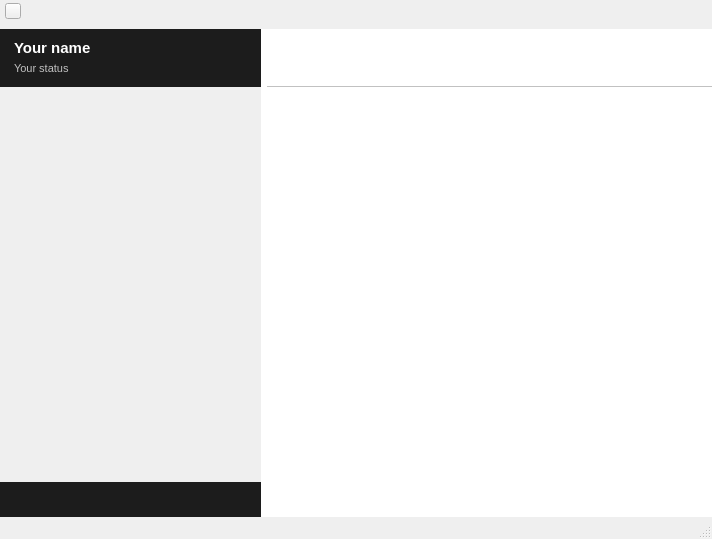
The window that mainwindow.ui (qTox/qTox) describes before a commit, drawn with Qt 5.
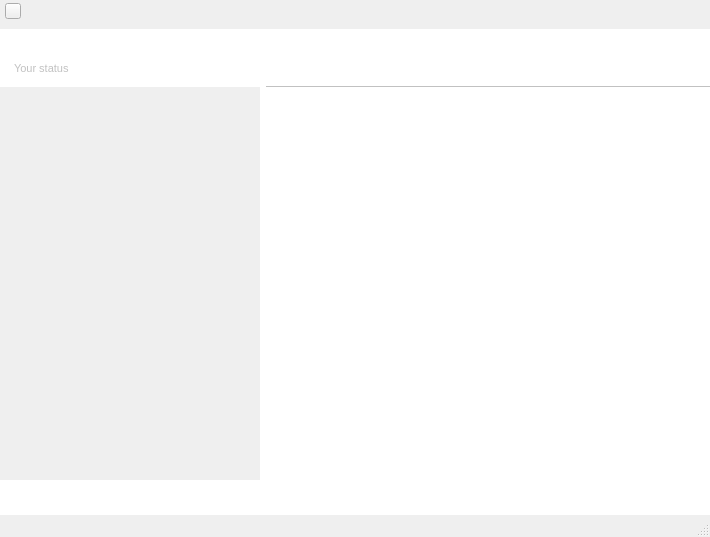
The same window after the commit. Icons and pictures are not drawn. Custom widgets are drawn as their Qt base class.

Commit message: statusPanel: css, cleanup

What changed in the file:
```diff
--- a/mainwindow.ui
+++ b/mainwindow.ui
@@ -6,8 +6,8 @@
    <rect>
     <x>0</x>
     <y>0</y>
-    <width>712</width>
-    <height>539</height>
+    <width>710</width>
+    <height>537</height>
    </rect>
   </property>
   <property name="minimumSize">
@@ -548,458 +548,13 @@
       <property name="childrenCollapsible">
        <bool>false</bool>
       </property>
-      <widget class="QWidget" name="statusPanel" native="true">
+      <widget class="QFrame" name="statusPanel">
        <property name="sizePolicy">
         <sizepolicy hsizetype="MinimumExpanding" vsizetype="Preferred">
          <horstretch>0</horstretch>
          <verstretch>0</verstretch>
         </sizepolicy>
        </property>
-       <property name="palette">
-        <palette>
-         <active>
-          <colorrole role="WindowText">
-           <brush brushstyle="SolidPattern">
-            <color alpha="255">
-             <red>255</red>
-             <green>255</green>
-             <blue>255</blue>
-            </color>
-           </brush>
-          </colorrole>
-          <colorrole role="Button">
-           <brush brushstyle="SolidPattern">
-            <color alpha="255">
-             <red>28</red>
-             <green>28</green>
-             <blue>28</blue>
-            </color>
-           </brush>
-          </colorrole>
-          <colorrole role="Light">
-           <brush brushstyle="SolidPattern">
-            <color alpha="255">
-             <red>42</red>
-             <green>42</green>
-             <blue>42</blue>
-            </color>
-           </brush>
-          </colorrole>
-          <colorrole role="Midlight">
-           <brush brushstyle="SolidPattern">
-            <color alpha="255">
-             <red>35</red>
-             <green>35</green>
-             <blue>35</blue>
-            </color>
-           </brush>
-          </colorrole>
-          <colorrole role="Dark">
-           <brush brushstyle="SolidPattern">
-            <color alpha="255">
-             <red>14</red>
-             <green>14</green>
-             <blue>14</blue>
-            </color>
-           </brush>
-          </colorrole>
-          <colorrole role="Mid">
-           <brush brushstyle="SolidPattern">
-            <color alpha="255">
-             <red>18</red>
-             <green>18</green>
-             <blue>18</blue>
-            </color>
-           </brush>
-          </colorrole>
-          <colorrole role="Text">
-           <brush brushstyle="SolidPattern">
-            <color alpha="255">
-             <red>255</red>
-             <green>255</green>
-             <blue>255</blue>
-            </color>
-           </brush>
-          </colorrole>
-          <colorrole role="BrightText">
-           <brush brushstyle="SolidPattern">
-            <color alpha="255">
-             <red>255</red>
-             <green>255</green>
-             <blue>255</blue>
-            </color>
-           </brush>
-          </colorrole>
-          <colorrole role="ButtonText">
-           <brush brushstyle="SolidPattern">
-            <color alpha="255">
-             <red>255</red>
-             <green>255</green>
-             <blue>255</blue>
-            </color>
-           </brush>
-          </colorrole>
-          <colorrole role="Base">
-           <brush brushstyle="SolidPattern">
-            <color alpha="255">
-             <red>0</red>
-             <green>0</green>
-             <blue>0</blue>
-            </color>
-           </brush>
-          </colorrole>
-          <colorrole role="Window">
-           <brush brushstyle="SolidPattern">
-            <color alpha="255">
-             <red>28</red>
-             <green>28</green>
-             <blue>28</blue>
-            </color>
-           </brush>
-          </colorrole>
-          <colorrole role="Shadow">
-           <brush brushstyle="SolidPattern">
-            <color alpha="255">
-             <red>0</red>
-             <green>0</green>
-             <blue>0</blue>
-            </color>
-           </brush>
-          </colorrole>
-          <colorrole role="AlternateBase">
-           <brush brushstyle="SolidPattern">
-            <color alpha="255">
-             <red>14</red>
-             <green>14</green>
-             <blue>14</blue>
-            </color>
-           </brush>
-          </colorrole>
-          <colorrole role="NoRole">
-           <brush brushstyle="SolidPattern">
-            <color alpha="255">
-             <red>28</red>
-             <green>28</green>
-             <blue>28</blue>
-            </color>
-           </brush>
-          </colorrole>
-          <colorrole role="ToolTipBase">
-           <brush brushstyle="SolidPattern">
-            <color alpha="255">
-             <red>255</red>
-             <green>255</green>
-             <blue>220</blue>
-            </color>
-           </brush>
-          </colorrole>
-          <colorrole role="ToolTipText">
-           <brush brushstyle="SolidPattern">
-            <color alpha="255">
-             <red>0</red>
-             <green>0</green>
-             <blue>0</blue>
-            </color>
-           </brush>
-          </colorrole>
-         </active>
-         <inactive>
-          <colorrole role="WindowText">
-           <brush brushstyle="SolidPattern">
-            <color alpha="255">
-             <red>255</red>
-             <green>255</green>
-             <blue>255</blue>
-            </color>
-           </brush>
-          </colorrole>
-          <colorrole role="Button">
-           <brush brushstyle="SolidPattern">
-            <color alpha="255">
-             <red>28</red>
-             <green>28</green>
-             <blue>28</blue>
-            </color>
-           </brush>
-          </colorrole>
-          <colorrole role="Light">
-           <brush brushstyle="SolidPattern">
-            <color alpha="255">
-             <red>42</red>
-             <green>42</green>
-             <blue>42</blue>
-            </color>
-           </brush>
-          </colorrole>
-          <colorrole role="Midlight">
-           <brush brushstyle="SolidPattern">
-            <color alpha="255">
-             <red>35</red>
-             <green>35</green>
-             <blue>35</blue>
-            </color>
-           </brush>
-          </colorrole>
-          <colorrole role="Dark">
-           <brush brushstyle="SolidPattern">
-            <color alpha="255">
-             <red>14</red>
-             <green>14</green>
-             <blue>14</blue>
-            </color>
-           </brush>
-          </colorrole>
-          <colorrole role="Mid">
-           <brush brushstyle="SolidPattern">
-            <color alpha="255">
-             <red>18</red>
-             <green>18</green>
-             <blue>18</blue>
-            </color>
-           </brush>
-          </colorrole>
-          <colorrole role="Text">
-           <brush brushstyle="SolidPattern">
-            <color alpha="255">
-             <red>255</red>
-             <green>255</green>
-             <blue>255</blue>
-            </color>
-           </brush>
-          </colorrole>
-          <colorrole role="BrightText">
-           <brush brushstyle="SolidPattern">
-            <color alpha="255">
-             <red>255</red>
-             <green>255</green>
-             <blue>255</blue>
-            </color>
-           </brush>
-          </colorrole>
-          <colorrole role="ButtonText">
-           <brush brushstyle="SolidPattern">
-            <color alpha="255">
-             <red>255</red>
-             <green>255</green>
-             <blue>255</blue>
-            </color>
-           </brush>
-          </colorrole>
-          <colorrole role="Base">
-           <brush brushstyle="SolidPattern">
-            <color alpha="255">
-             <red>0</red>
-             <green>0</green>
-             <blue>0</blue>
-            </color>
-           </brush>
-          </colorrole>
-          <colorrole role="Window">
-           <brush brushstyle="SolidPattern">
-            <color alpha="255">
-             <red>28</red>
-             <green>28</green>
-             <blue>28</blue>
-            </color>
-           </brush>
-          </colorrole>
-          <colorrole role="Shadow">
-           <brush brushstyle="SolidPattern">
-            <color alpha="255">
-             <red>0</red>
-             <green>0</green>
-             <blue>0</blue>
-            </color>
-           </brush>
-          </colorrole>
-          <colorrole role="AlternateBase">
-           <brush brushstyle="SolidPattern">
-            <color alpha="255">
-             <red>14</red>
-             <green>14</green>
-             <blue>14</blue>
-            </color>
-           </brush>
-          </colorrole>
-          <colorrole role="NoRole">
-           <brush brushstyle="SolidPattern">
-            <color alpha="255">
-             <red>28</red>
-             <green>28</green>
-             <blue>28</blue>
-            </color>
-           </brush>
-          </colorrole>
-          <colorrole role="ToolTipBase">
-           <brush brushstyle="SolidPattern">
-            <color alpha="255">
-             <red>255</red>
-             <green>255</green>
-             <blue>220</blue>
-            </color>
-           </brush>
-          </colorrole>
-          <colorrole role="ToolTipText">
-           <brush brushstyle="SolidPattern">
-            <color alpha="255">
-             <red>0</red>
-             <green>0</green>
-             <blue>0</blue>
-            </color>
-           </brush>
-          </colorrole>
-         </inactive>
-         <disabled>
-          <colorrole role="WindowText">
-           <brush brushstyle="SolidPattern">
-            <color alpha="255">
-             <red>14</red>
-             <green>14</green>
-             <blue>14</blue>
-            </color>
-           </brush>
-          </colorrole>
-          <colorrole role="Button">
-           <brush brushstyle="SolidPattern">
-            <color alpha="255">
-             <red>28</red>
-             <green>28</green>
-             <blue>28</blue>
-            </color>
-           </brush>
-          </colorrole>
-          <colorrole role="Light">
-           <brush brushstyle="SolidPattern">
-            <color alpha="255">
-             <red>42</red>
-             <green>42</green>
-             <blue>42</blue>
-            </color>
-           </brush>
-          </colorrole>
-          <colorrole role="Midlight">
-           <brush brushstyle="SolidPattern">
-            <color alpha="255">
-             <red>35</red>
-             <green>35</green>
-             <blue>35</blue>
-            </color>
-           </brush>
-          </colorrole>
-          <colorrole role="Dark">
-           <brush brushstyle="SolidPattern">
-            <color alpha="255">
-             <red>14</red>
-             <green>14</green>
-             <blue>14</blue>
-            </color>
-           </brush>
-          </colorrole>
-          <colorrole role="Mid">
-           <brush brushstyle="SolidPattern">
-            <color alpha="255">
-             <red>18</red>
-             <green>18</green>
-             <blue>18</blue>
-            </color>
-           </brush>
-          </colorrole>
-          <colorrole role="Text">
-           <brush brushstyle="SolidPattern">
-            <color alpha="255">
-             <red>14</red>
-             <green>14</green>
-             <blue>14</blue>
-            </color>
-           </brush>
-          </colorrole>
-          <colorrole role="BrightText">
-           <brush brushstyle="SolidPattern">
-            <color alpha="255">
-             <red>255</red>
-             <green>255</green>
-             <blue>255</blue>
-            </color>
-           </brush>
-          </colorrole>
-          <colorrole role="ButtonText">
-           <brush brushstyle="SolidPattern">
-            <color alpha="255">
-             <red>14</red>
-             <green>14</green>
-             <blue>14</blue>
-            </color>
-           </brush>
-          </colorrole>
-          <colorrole role="Base">
-           <brush brushstyle="SolidPattern">
-            <color alpha="255">
-             <red>28</red>
-             <green>28</green>
-             <blue>28</blue>
-            </color>
-           </brush>
-          </colorrole>
-          <colorrole role="Window">
-           <brush brushstyle="SolidPattern">
-            <color alpha="255">
-             <red>28</red>
-             <green>28</green>
-             <blue>28</blue>
-            </color>
-           </brush>
-          </colorrole>
-          <colorrole role="Shadow">
-           <brush brushstyle="SolidPattern">
-            <color alpha="255">
-             <red>0</red>
-             <green>0</green>
-             <blue>0</blue>
-            </color>
-           </brush>
-          </colorrole>
-          <colorrole role="AlternateBase">
-           <brush brushstyle="SolidPattern">
-            <color alpha="255">
-             <red>28</red>
-             <green>28</green>
-             <blue>28</blue>
-            </color>
-           </brush>
-          </colorrole>
-          <colorrole role="NoRole">
-           <brush brushstyle="SolidPattern">
-            <color alpha="255">
-             <red>28</red>
-             <green>28</green>
-             <blue>28</blue>
-            </color>
-           </brush>
-          </colorrole>
-          <colorrole role="ToolTipBase">
-           <brush brushstyle="SolidPattern">
-            <color alpha="255">
-             <red>255</red>
-             <green>255</green>
-             <blue>220</blue>
-            </color>
-           </brush>
-          </colorrole>
-          <colorrole role="ToolTipText">
-           <brush brushstyle="SolidPattern">
-            <color alpha="255">
-             <red>0</red>
-             <green>0</green>
-             <blue>0</blue>
-            </color>
-           </brush>
-          </colorrole>
-         </disabled>
-        </palette>
-       </property>
-       <property name="autoFillBackground">
-        <bool>true</bool>
-       </property>
        <layout class="QVBoxLayout" name="verticalLayout_3">
         <property name="spacing">
          <number>0</number>
@@ -1027,424 +582,6 @@
             <verstretch>0</verstretch>
            </sizepolicy>
           </property>
-          <property name="palette">
-           <palette>
-            <active>
-             <colorrole role="WindowText">
-              <brush brushstyle="SolidPattern">
-               <color alpha="255">
-                <red>255</red>
-                <green>255</green>
-                <blue>255</blue>
-               </color>
-              </brush>
-             </colorrole>
-             <colorrole role="Button">
-              <brush brushstyle="SolidPattern">
-               <color alpha="255">
-                <red>28</red>
-                <green>28</green>
-                <blue>28</blue>
-               </color>
-              </brush>
-             </colorrole>
-             <colorrole role="Light">
-              <brush brushstyle="SolidPattern">
-               <color alpha="255">
-                <red>42</red>
-                <green>42</green>
-                <blue>42</blue>
-               </color>
-              </brush>
-             </colorrole>
-             <colorrole role="Midlight">
-              <brush brushstyle="SolidPattern">
-               <color alpha="255">
-                <red>35</red>
-                <green>35</green>
-                <blue>35</blue>
-               </color>
-              </brush>
-             </colorrole>
-             <colorrole role="Dark">
-              <brush brushstyle="SolidPattern">
-               <color alpha="255">
-                <red>14</red>
-                <green>14</green>
-                <blue>14</blue>
-               </color>
-              </brush>
-             </colorrole>
-             <colorrole role="Mid">
-              <brush brushstyle="SolidPattern">
-               <color alpha="255">
-                <red>18</red>
-                <green>18</green>
-                <blue>18</blue>
-               </color>
-              </brush>
-             </colorrole>
-             <colorrole role="Text">
-              <brush brushstyle="SolidPattern">
-               <color alpha="255">
-                <red>255</red>
-                <green>255</green>
-                <blue>255</blue>
-               </color>
-              </brush>
-             </colorrole>
-             <colorrole role="BrightText">
-              <brush brushstyle="SolidPattern">
-               <color alpha="255">
-                <red>255</red>
-                <green>255</green>
-                <blue>255</blue>
-               </color>
-              </brush>
-             </colorrole>
-             <colorrole role="ButtonText">
-              <brush brushstyle="SolidPattern">
-               <color alpha="255">
-                <red>255</red>
-                <green>255</green>
-                <blue>255</blue>
-               </color>
-              </brush>
-             </colorrole>
-             <colorrole role="Base">
-              <brush brushstyle="SolidPattern">
-               <color alpha="255">
-                <red>0</red>
-                <green>0</green>
-                <blue>0</blue>
-               </color>
-              </brush>
-             </colorrole>
-             <colorrole role="Window">
-              <brush brushstyle="SolidPattern">
-               <color alpha="255">
-                <red>28</red>
-                <green>28</green>
-                <blue>28</blue>
-               </color>
-              </brush>
-             </colorrole>
-             <colorrole role="Shadow">
-              <brush brushstyle="SolidPattern">
-               <color alpha="255">
-                <red>0</red>
-                <green>0</green>
-                <blue>0</blue>
-               </color>
-              </brush>
-             </colorrole>
-             <colorrole role="AlternateBase">
-              <brush brushstyle="SolidPattern">
-               <color alpha="255">
-                <red>14</red>
-                <green>14</green>
-                <blue>14</blue>
-               </color>
-              </brush>
-             </colorrole>
-             <colorrole role="ToolTipBase">
-              <brush brushstyle="SolidPattern">
-               <color alpha="255">
-                <red>255</red>
-                <green>255</green>
-                <blue>220</blue>
-               </color>
-              </brush>
-             </colorrole>
-             <colorrole role="ToolTipText">
-              <brush brushstyle="SolidPattern">
-               <color alpha="255">
-                <red>0</red>
-                <green>0</green>
-                <blue>0</blue>
-               </color>
-              </brush>
-             </colorrole>
-            </active>
-            <inactive>
-             <colorrole role="WindowText">
-              <brush brushstyle="SolidPattern">
-               <color alpha="255">
-                <red>255</red>
-                <green>255</green>
-                <blue>255</blue>
-               </color>
-              </brush>
-             </colorrole>
-             <colorrole role="Button">
-              <brush brushstyle="SolidPattern">
-               <color alpha="255">
-                <red>28</red>
-                <green>28</green>
-                <blue>28</blue>
-               </color>
-              </brush>
-             </colorrole>
-             <colorrole role="Light">
-              <brush brushstyle="SolidPattern">
-               <color alpha="255">
-                <red>42</red>
-                <green>42</green>
-                <blue>42</blue>
-               </color>
-              </brush>
-             </colorrole>
-             <colorrole role="Midlight">
-              <brush brushstyle="SolidPattern">
-               <color alpha="255">
-                <red>35</red>
-                <green>35</green>
-                <blue>35</blue>
-               </color>
-              </brush>
-             </colorrole>
-             <colorrole role="Dark">
-              <brush brushstyle="SolidPattern">
-               <color alpha="255">
-                <red>14</red>
-                <green>14</green>
-                <blue>14</blue>
-               </color>
-              </brush>
-             </colorrole>
-             <colorrole role="Mid">
-              <brush brushstyle="SolidPattern">
-               <color alpha="255">
-                <red>18</red>
-                <green>18</green>
-                <blue>18</blue>
-               </color>
-              </brush>
-             </colorrole>
-             <colorrole role="Text">
-              <brush brushstyle="SolidPattern">
-               <color alpha="255">
-                <red>255</red>
-                <green>255</green>
-                <blue>255</blue>
-               </color>
-              </brush>
-             </colorrole>
-             <colorrole role="BrightText">
-              <brush brushstyle="SolidPattern">
-               <color alpha="255">
-                <red>255</red>
-                <green>255</green>
-                <blue>255</blue>
-               </color>
-              </brush>
-             </colorrole>
-             <colorrole role="ButtonText">
-              <brush brushstyle="SolidPattern">
-               <color alpha="255">
-                <red>255</red>
-                <green>255</green>
-                <blue>255</blue>
-               </color>
-              </brush>
-             </colorrole>
-             <colorrole role="Base">
-              <brush brushstyle="SolidPattern">
-               <color alpha="255">
-                <red>0</red>
-                <green>0</green>
-                <blue>0</blue>
-               </color>
-              </brush>
-             </colorrole>
-             <colorrole role="Window">
-              <brush brushstyle="SolidPattern">
-               <color alpha="255">
-                <red>28</red>
-                <green>28</green>
-                <blue>28</blue>
-               </color>
-              </brush>
-             </colorrole>
-             <colorrole role="Shadow">
-              <brush brushstyle="SolidPattern">
-               <color alpha="255">
-                <red>0</red>
-                <green>0</green>
-                <blue>0</blue>
-               </color>
-              </brush>
-             </colorrole>
-             <colorrole role="AlternateBase">
-              <brush brushstyle="SolidPattern">
-               <color alpha="255">
-                <red>14</red>
-                <green>14</green>
-                <blue>14</blue>
-               </color>
-              </brush>
-             </colorrole>
-             <colorrole role="ToolTipBase">
-              <brush brushstyle="SolidPattern">
-               <color alpha="255">
-                <red>255</red>
-                <green>255</green>
-                <blue>220</blue>
-               </color>
-              </brush>
-             </colorrole>
-             <colorrole role="ToolTipText">
-              <brush brushstyle="SolidPattern">
-               <color alpha="255">
-                <red>0</red>
-                <green>0</green>
-                <blue>0</blue>
-               </color>
-              </brush>
-             </colorrole>
-            </inactive>
-            <disabled>
-             <colorrole role="WindowText">
-              <brush brushstyle="SolidPattern">
-               <color alpha="255">
-                <red>14</red>
-                <green>14</green>
-                <blue>14</blue>
-               </color>
-              </brush>
-             </colorrole>
-             <colorrole role="Button">
-              <brush brushstyle="SolidPattern">
-               <color alpha="255">
-                <red>28</red>
-                <green>28</green>
-                <blue>28</blue>
-               </color>
-              </brush>
-             </colorrole>
-             <colorrole role="Light">
-              <brush brushstyle="SolidPattern">
-               <color alpha="255">
-                <red>42</red>
-                <green>42</green>
-                <blue>42</blue>
-               </color>
-              </brush>
-             </colorrole>
-             <colorrole role="Midlight">
-              <brush brushstyle="SolidPattern">
-               <color alpha="255">
-                <red>35</red>
-                <green>35</green>
-                <blue>35</blue>
-               </color>
-              </brush>
-             </colorrole>
-             <colorrole role="Dark">
-              <brush brushstyle="SolidPattern">
-               <color alpha="255">
-                <red>14</red>
-                <green>14</green>
-                <blue>14</blue>
-               </color>
-              </brush>
-             </colorrole>
-             <colorrole role="Mid">
-              <brush brushstyle="SolidPattern">
-               <color alpha="255">
-                <red>18</red>
-                <green>18</green>
-                <blue>18</blue>
-               </color>
-              </brush>
-             </colorrole>
-             <colorrole role="Text">
-              <brush brushstyle="SolidPattern">
-               <color alpha="255">
-                <red>14</red>
-                <green>14</green>
-                <blue>14</blue>
-               </color>
-              </brush>
-             </colorrole>
-             <colorrole role="BrightText">
-              <brush brushstyle="SolidPattern">
-               <color alpha="255">
-                <red>255</red>
-                <green>255</green>
-                <blue>255</blue>
-               </color>
-              </brush>
-             </colorrole>
-             <colorrole role="ButtonText">
-              <brush brushstyle="SolidPattern">
-               <color alpha="255">
-                <red>14</red>
-                <green>14</green>
-                <blue>14</blue>
-               </color>
-              </brush>
-             </colorrole>
-             <colorrole role="Base">
-              <brush brushstyle="SolidPattern">
-               <color alpha="255">
-                <red>28</red>
-                <green>28</green>
-                <blue>28</blue>
-               </color>
-              </brush>
-             </colorrole>
-             <colorrole role="Window">
-              <brush brushstyle="SolidPattern">
-               <color alpha="255">
-                <red>28</red>
-                <green>28</green>
-                <blue>28</blue>
-               </color>
-              </brush>
-             </colorrole>
-             <colorrole role="Shadow">
-              <brush brushstyle="SolidPattern">
-               <color alpha="255">
-                <red>0</red>
-                <green>0</green>
-                <blue>0</blue>
-               </color>
-              </brush>
-             </colorrole>
-             <colorrole role="AlternateBase">
-              <brush brushstyle="SolidPattern">
-               <color alpha="255">
-                <red>28</red>
-                <green>28</green>
-                <blue>28</blue>
-               </color>
-              </brush>
-             </colorrole>
-             <colorrole role="ToolTipBase">
-              <brush brushstyle="SolidPattern">
-               <color alpha="255">
-                <red>255</red>
-                <green>255</green>
-                <blue>220</blue>
-               </color>
-              </brush>
-             </colorrole>
-             <colorrole role="ToolTipText">
-              <brush brushstyle="SolidPattern">
-               <color alpha="255">
-                <red>0</red>
-                <green>0</green>
-                <blue>0</blue>
-               </color>
-              </brush>
-             </colorrole>
-            </disabled>
-           </palette>
-          </property>
-          <property name="autoFillBackground">
-           <bool>true</bool>
-          </property>
           <layout class="QGridLayout" name="gridLayout_2">
            <item row="0" column="0">
             <layout class="QHBoxLayout" name="horizontalLayout_3">
@@ -2083,8 +1220,8 @@
             <rect>
              <x>0</x>
              <y>0</y>
-             <width>261</width>
-             <height>373</height>
+             <width>288</width>
+             <height>371</height>
             </rect>
            </property>
            <layout class="QVBoxLayout" name="verticalLayout_5"/>
@@ -2102,424 +1239,6 @@
             <verstretch>0</verstretch>
            </sizepolicy>
           </property>
-          <property name="palette">
-           <palette>
-            <active>
-             <colorrole role="WindowText">
-              <brush brushstyle="SolidPattern">
-               <color alpha="255">
-                <red>255</red>
-                <green>255</green>
-                <blue>255</blue>
-               </color>
-              </brush>
-             </colorrole>
-             <colorrole role="Button">
-              <brush brushstyle="SolidPattern">
-               <color alpha="255">
-                <red>28</red>
-                <green>28</green>
-                <blue>28</blue>
-               </color>
-              </brush>
-             </colorrole>
-             <colorrole role="Light">
-              <brush brushstyle="SolidPattern">
-               <color alpha="255">
-                <red>42</red>
-                <green>42</green>
-                <blue>42</blue>
-               </color>
-              </brush>
-             </colorrole>
-             <colorrole role="Midlight">
-              <brush brushstyle="SolidPattern">
-               <color alpha="255">
-                <red>35</red>
-                <green>35</green>
-                <blue>35</blue>
-               </color>
-              </brush>
-             </colorrole>
-             <colorrole role="Dark">
-              <brush brushstyle="SolidPattern">
-               <color alpha="255">
-                <red>14</red>
-                <green>14</green>
-                <blue>14</blue>
-               </color>
-              </brush>
-             </colorrole>
-             <colorrole role="Mid">
-              <brush brushstyle="SolidPattern">
-               <color alpha="255">
-                <red>18</red>
-                <green>18</green>
-                <blue>18</blue>
-               </color>
-              </brush>
-             </colorrole>
-             <colorrole role="Text">
-              <brush brushstyle="SolidPattern">
-               <color alpha="255">
-                <red>255</red>
-                <green>255</green>
-                <blue>255</blue>
-               </color>
-              </brush>
-             </colorrole>
-             <colorrole role="BrightText">
-              <brush brushstyle="SolidPattern">
-               <color alpha="255">
-                <red>255</red>
-                <green>255</green>
-                <blue>255</blue>
-               </color>
-              </brush>
-             </colorrole>
-             <colorrole role="ButtonText">
-              <brush brushstyle="SolidPattern">
-               <color alpha="255">
-                <red>255</red>
-                <green>255</green>
-                <blue>255</blue>
-               </color>
-              </brush>
-             </colorrole>
-             <colorrole role="Base">
-              <brush brushstyle="SolidPattern">
-               <color alpha="255">
-                <red>0</red>
-                <green>0</green>
-                <blue>0</blue>
-               </color>
-              </brush>
-             </colorrole>
-             <colorrole role="Window">
-              <brush brushstyle="SolidPattern">
-               <color alpha="255">
-                <red>28</red>
-                <green>28</green>
-                <blue>28</blue>
-               </color>
-              </brush>
-             </colorrole>
-             <colorrole role="Shadow">
-              <brush brushstyle="SolidPattern">
-               <color alpha="255">
-                <red>0</red>
-                <green>0</green>
-                <blue>0</blue>
-               </color>
-              </brush>
-             </colorrole>
-             <colorrole role="AlternateBase">
-              <brush brushstyle="SolidPattern">
-               <color alpha="255">
-                <red>14</red>
-                <green>14</green>
-                <blue>14</blue>
-               </color>
-              </brush>
-             </colorrole>
-             <colorrole role="ToolTipBase">
-              <brush brushstyle="SolidPattern">
-               <color alpha="255">
-                <red>255</red>
-                <green>255</green>
-                <blue>220</blue>
-               </color>
-              </brush>
-             </colorrole>
-             <colorrole role="ToolTipText">
-              <brush brushstyle="SolidPattern">
-               <color alpha="255">
-                <red>0</red>
-                <green>0</green>
-                <blue>0</blue>
-               </color>
-              </brush>
-             </colorrole>
-            </active>
-            <inactive>
-             <colorrole role="WindowText">
-              <brush brushstyle="SolidPattern">
-               <color alpha="255">
-                <red>255</red>
-                <green>255</green>
-                <blue>255</blue>
-               </color>
-              </brush>
-             </colorrole>
-             <colorrole role="Button">
-              <brush brushstyle="SolidPattern">
-               <color alpha="255">
-                <red>28</red>
-                <green>28</green>
-                <blue>28</blue>
-               </color>
-              </brush>
-             </colorrole>
-             <colorrole role="Light">
-              <brush brushstyle="SolidPattern">
-               <color alpha="255">
-                <red>42</red>
-                <green>42</green>
-                <blue>42</blue>
-               </color>
-              </brush>
-             </colorrole>
-             <colorrole role="Midlight">
-              <brush brushstyle="SolidPattern">
-               <color alpha="255">
-                <red>35</red>
-                <green>35</green>
-                <blue>35</blue>
-               </color>
-              </brush>
-             </colorrole>
-             <colorrole role="Dark">
-              <brush brushstyle="SolidPattern">
-               <color alpha="255">
-                <red>14</red>
-                <green>14</green>
-                <blue>14</blue>
-               </color>
-              </brush>
-             </colorrole>
-             <colorrole role="Mid">
-              <brush brushstyle="SolidPattern">
-               <color alpha="255">
-                <red>18</red>
-                <green>18</green>
-                <blue>18</blue>
-               </color>
-              </brush>
-             </colorrole>
-             <colorrole role="Text">
-              <brush brushstyle="SolidPattern">
-               <color alpha="255">
-                <red>255</red>
-                <green>255</green>
-                <blue>255</blue>
-               </color>
-              </brush>
-             </colorrole>
-             <colorrole role="BrightText">
-              <brush brushstyle="SolidPattern">
-               <color alpha="255">
-                <red>255</red>
-                <green>255</green>
-                <blue>255</blue>
-               </color>
-              </brush>
-             </colorrole>
-             <colorrole role="ButtonText">
-              <brush brushstyle="SolidPattern">
-               <color alpha="255">
-                <red>255</red>
-                <green>255</green>
-                <blue>255</blue>
-               </color>
-              </brush>
-             </colorrole>
-             <colorrole role="Base">
-              <brush brushstyle="SolidPattern">
-               <color alpha="255">
-                <red>0</red>
-                <green>0</green>
-                <blue>0</blue>
-               </color>
-              </brush>
-             </colorrole>
-             <colorrole role="Window">
-              <brush brushstyle="SolidPattern">
-               <color alpha="255">
-                <red>28</red>
-                <green>28</green>
-                <blue>28</blue>
-               </color>
-              </brush>
-             </colorrole>
-             <colorrole role="Shadow">
-              <brush brushstyle="SolidPattern">
-               <color alpha="255">
-                <red>0</red>
-                <green>0</green>
-                <blue>0</blue>
-               </color>
-              </brush>
-             </colorrole>
-             <colorrole role="AlternateBase">
-              <brush brushstyle="SolidPattern">
-               <color alpha="255">
-                <red>14</red>
-                <green>14</green>
-                <blue>14</blue>
-               </color>
-              </brush>
-             </colorrole>
-             <colorrole role="ToolTipBase">
-              <brush brushstyle="SolidPattern">
-               <color alpha="255">
-                <red>255</red>
-                <green>255</green>
-                <blue>220</blue>
-               </color>
-              </brush>
-             </colorrole>
-             <colorrole role="ToolTipText">
-              <brush brushstyle="SolidPattern">
-               <color alpha="255">
-                <red>0</red>
-                <green>0</green>
-                <blue>0</blue>
-               </color>
-              </brush>
-             </colorrole>
-            </inactive>
-            <disabled>
-             <colorrole role="WindowText">
-              <brush brushstyle="SolidPattern">
-               <color alpha="255">
-                <red>14</red>
-                <green>14</green>
-                <blue>14</blue>
-               </color>
-              </brush>
-             </colorrole>
-             <colorrole role="Button">
-              <brush brushstyle="SolidPattern">
-               <color alpha="255">
-                <red>28</red>
-                <green>28</green>
-                <blue>28</blue>
-               </color>
-              </brush>
-             </colorrole>
-             <colorrole role="Light">
-              <brush brushstyle="SolidPattern">
-               <color alpha="255">
-                <red>42</red>
-                <green>42</green>
-                <blue>42</blue>
-               </color>
-              </brush>
-             </colorrole>
-             <colorrole role="Midlight">
-              <brush brushstyle="SolidPattern">
-               <color alpha="255">
-                <red>35</red>
-                <green>35</green>
-                <blue>35</blue>
-               </color>
-              </brush>
-             </colorrole>
-             <colorrole role="Dark">
-              <brush brushstyle="SolidPattern">
-               <color alpha="255">
-                <red>14</red>
-                <green>14</green>
-                <blue>14</blue>
-               </color>
-              </brush>
-             </colorrole>
-             <colorrole role="Mid">
-              <brush brushstyle="SolidPattern">
-               <color alpha="255">
-                <red>18</red>
-                <green>18</green>
-                <blue>18</blue>
-               </color>
-              </brush>
-             </colorrole>
-             <colorrole role="Text">
-              <brush brushstyle="SolidPattern">
-               <color alpha="255">
-                <red>14</red>
-                <green>14</green>
-                <blue>14</blue>
-               </color>
-              </brush>
-             </colorrole>
-             <colorrole role="BrightText">
-              <brush brushstyle="SolidPattern">
-               <color alpha="255">
-                <red>255</red>
-                <green>255</green>
-                <blue>255</blue>
-               </color>
-              </brush>
-             </colorrole>
-             <colorrole role="ButtonText">
-              <brush brushstyle="SolidPattern">
-               <color alpha="255">
-                <red>14</red>
-                <green>14</green>
-                <blue>14</blue>
-               </color>
-              </brush>
-             </colorrole>
-             <colorrole role="Base">
-              <brush brushstyle="SolidPattern">
-               <color alpha="255">
-                <red>28</red>
-                <green>28</green>
-                <blue>28</blue>
-               </color>
-              </brush>
-             </colorrole>
-             <colorrole role="Window">
-              <brush brushstyle="SolidPattern">
-               <color alpha="255">
-                <red>28</red>
-                <green>28</green>
-                <blue>28</blue>
-               </color>
-              </brush>
-             </colorrole>
-             <colorrole role="Shadow">
-              <brush brushstyle="SolidPattern">
-               <color alpha="255">
-                <red>0</red>
-                <green>0</green>
-                <blue>0</blue>
-               </color>
-              </brush>
-             </colorrole>
-             <colorrole role="AlternateBase">
-              <brush brushstyle="SolidPattern">
-               <color alpha="255">
-                <red>28</red>
-                <green>28</green>
-                <blue>28</blue>
-               </color>
-              </brush>
-             </colorrole>
-             <colorrole role="ToolTipBase">
-              <brush brushstyle="SolidPattern">
-               <color alpha="255">
-                <red>255</red>
-                <green>255</green>
-                <blue>220</blue>
-               </color>
-              </brush>
-             </colorrole>
-             <colorrole role="ToolTipText">
-              <brush brushstyle="SolidPattern">
-               <color alpha="255">
-                <red>0</red>
-                <green>0</green>
-                <blue>0</blue>
-               </color>
-              </brush>
-             </colorrole>
-            </disabled>
-           </palette>
-          </property>
-          <property name="autoFillBackground">
-           <bool>true</bool>
-          </property>
           <layout class="QHBoxLayout" name="horizontalLayout_2">
            <property name="spacing">
             <number>0</number>
```
Left out of the diff: 2 changed lines with no effect on the pictures. The commit also changes 4 other files.
